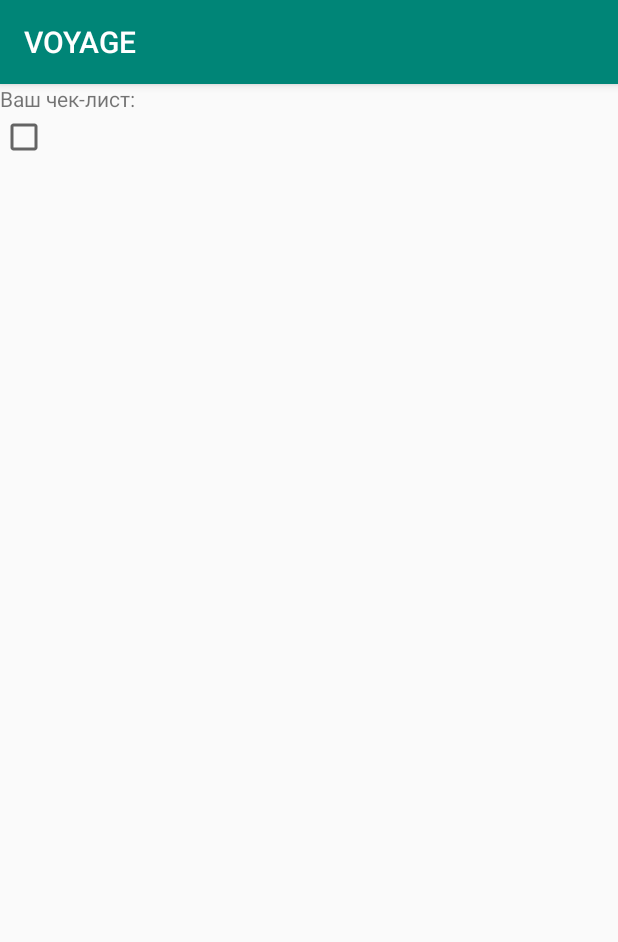
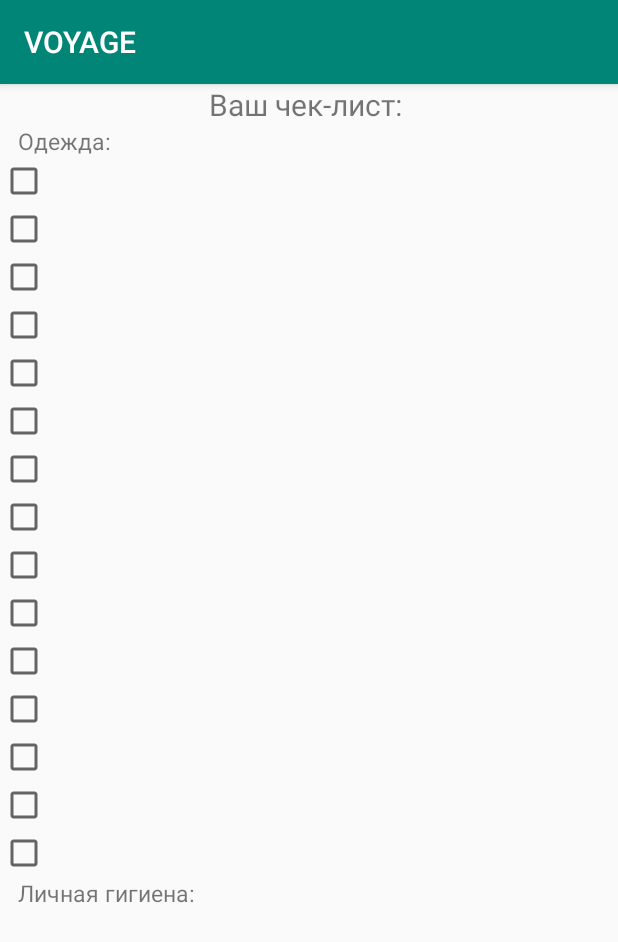
Before and after one commit to 0SouthBoss0/IT, an Android app: the Result screen opened directly, with no data from a screen before it, on a phone screen of 412 x 824 dp. Shown: the top 942 px of the screen. Run offline under Robolectric (Android 15) with nearby library versions, the phone set to English and light mode, and no system bars; 4 statements that could not run were skipped.

Commit message:
0,5 skeleton of xml

```diff
--- a/app/src/main/java/com/example/samsunghomework/MainActivity.java
+++ b/app/src/main/java/com/example/samsunghomework/MainActivity.java
@@ -148,7 +148,7 @@ public class MainActivity extends AppCompatActivity {
         plyazh.setVisibility(View.VISIBLE);
         if (galka2 == 0) man.setImageResource(R.drawable.galka);
         else if (curr2 == 2) {
-                child.setImageResource(R.drawable.child);
+            child.setImageResource(R.drawable.child);
             man.setImageResource(R.drawable.galka);
         }
         if (curr2 == 3) {
@@ -167,7 +167,7 @@ public class MainActivity extends AppCompatActivity {
         plyazh.setVisibility(View.VISIBLE);
         if (galka2 == 0) child.setImageResource(R.drawable.galka);
         else if (curr2 == 1) {
-                   man.setImageResource(R.drawable.man);
+            man.setImageResource(R.drawable.man);
             child.setImageResource(R.drawable.galka);
         }
         if (curr2 == 3) {
@@ -186,12 +186,12 @@ public class MainActivity extends AppCompatActivity {
         plyazh.setVisibility(View.VISIBLE);
         if (galka2 == 0) woman.setImageResource(R.drawable.galka);
         else if (curr2 == 1) {
-                man.setImageResource(R.drawable.man);
+            man.setImageResource(R.drawable.man);
             woman.setImageResource(R.drawable.galka);
         }
 
         if (curr2 == 2) {
-                child.setImageResource(R.drawable.child);
+            child.setImageResource(R.drawable.child);
             woman.setImageResource(R.drawable.galka);
 
         }
@@ -265,7 +265,11 @@ public class MainActivity extends AppCompatActivity {
             } catch (Exception e) {
                 Toast toast = Toast.makeText(getApplicationContext(),
                         "Error: ошибка в написании числа дней", Toast.LENGTH_SHORT);
+
                 toast.show();
+                turuzm.setImageResource(R.drawable.turizm);
+                komandirovka.setImageResource(R.drawable.komandirovka);
+                plyazh.setImageResource(R.drawable.plyazh);
                 editText.setText("");
                 alo = 1;
             }
--- a/app/src/main/java/com/example/samsunghomework/Result.java
+++ b/app/src/main/java/com/example/samsunghomework/Result.java
@@ -15,9 +15,9 @@ public class Result extends AppCompatActivity {
     protected void onCreate(Bundle savedInstanceState) {
         super.onCreate(savedInstanceState);
         setContentView(R.layout.result);
-        text = (TextView) findViewById(R.id.qwert);
+        text = (TextView) findViewById(R.id.WELCOME);
+        text.setText("Ваш чек-лист: ");
 
-        text.setText("Ваш чек-лист: ");
         int curr1 = getIntent().getExtras().getInt("curr1");
         int curr2 = getIntent().getExtras().getInt("curr2");
         int curr3 = getIntent().getExtras().getInt("curr3");
--- a/app/src/main/res/layout/result.xml
+++ b/app/src/main/res/layout/result.xml
@@ -1,20 +1,119 @@
 <?xml version="1.0" encoding="utf-8"?>
+<ScrollView xmlns:android="http://schemas.android.com/apk/res/android"
+    android:id="@+id/scrool"
+    android:layout_width="match_parent"
+    android:layout_height="match_parent"
+    android:fillViewport="false">
+
     <LinearLayout xmlns:android="http://schemas.android.com/apk/res/android"
         android:layout_width="match_parent"
 
         android:layout_height="match_parent"
         android:orientation="vertical">
+
         <TextView
+            android:id="@+id/WELCOME"
             android:layout_width="match_parent"
-    android:id="@+id/qwert"
-    android:layout_height="wrap_content"/>
+            android:layout_height="wrap_content"
+            android:gravity="center"
+            android:text="Ваш чек-лист:"
+            android:textSize="20sp" />
+        <TextView
+            android:id="@+id/odejda"
+            android:layout_width="match_parent"
+            android:layout_height="wrap_content"
+
+            android:text="   Одежда:"
+            android:textSize="15sp" />
         <CheckBox
-        android:id="@+id/gergrew"
+            android:id="@+id/trusi"
             android:layout_width="wrap_content"
             android:layout_height="wrap_content"
             android:text="" />
 
+        <CheckBox
+            android:id="@+id/rubaha"
+            android:layout_width="wrap_content"
+            android:layout_height="wrap_content"
+            android:text="" />
 
+        <CheckBox
+            android:id="@+id/footbalka"
+            android:layout_width="wrap_content"
+            android:layout_height="wrap_content"
+            android:text="" />
 
+        <CheckBox
+            android:id="@+id/shorti"
+            android:layout_width="wrap_content"
+            android:layout_height="wrap_content"
+            android:text="" />
+
+        <CheckBox
+            android:id="@+id/nocki"
+            android:layout_width="wrap_content"
+            android:layout_height="wrap_content"
+            android:text="" />
+
+        <CheckBox
+            android:id="@+id/bruki"
+            android:layout_width="wrap_content"
+            android:layout_height="wrap_content"
+            android:text="" />
+
+        <CheckBox
+            android:id="@+id/kofta"
+            android:layout_width="wrap_content"
+            android:layout_height="wrap_content"
+            android:text="" />
+
+        <CheckBox
+            android:id="@+id/obuv"
+            android:layout_width="wrap_content"
+            android:layout_height="wrap_content"
+            android:text="" />
+        <CheckBox
+            android:id="@+id/dop1"
+            android:layout_width="wrap_content"
+            android:layout_height="wrap_content"
+            android:text="" />
+        <CheckBox
+            android:id="@+id/dop2"
+            android:layout_width="wrap_content"
+            android:layout_height="wrap_content"
+            android:text="" />
+        <CheckBox
+            android:id="@+id/dop3"
+            android:layout_width="wrap_content"
+            android:layout_height="wrap_content"
+            android:text="" />
+        <CheckBox
+            android:id="@+id/dop4"
+            android:layout_width="wrap_content"
+            android:layout_height="wrap_content"
+            android:text="" />
+        <CheckBox
+            android:id="@+id/dop5"
+            android:layout_width="wrap_content"
+            android:layout_height="wrap_content"
+            android:text="" />
+        <CheckBox
+            android:id="@+id/dop6"
+            android:layout_width="wrap_content"
+            android:layout_height="wrap_content"
+            android:text="" />
+        <CheckBox
+            android:id="@+id/dop7"
+            android:layout_width="wrap_content"
+            android:layout_height="wrap_content"
+            android:text="" />
+        <TextView
+            android:id="@+id/gigiena"
+            android:layout_width="match_parent"
+            android:layout_height="wrap_content"
+
+            android:text="   Личная гигиена:"
+            android:textSize="15sp" />
 
     </LinearLayout>
+</ScrollView>
```
Lines whose indentation alone changed are shown as unchanged.
